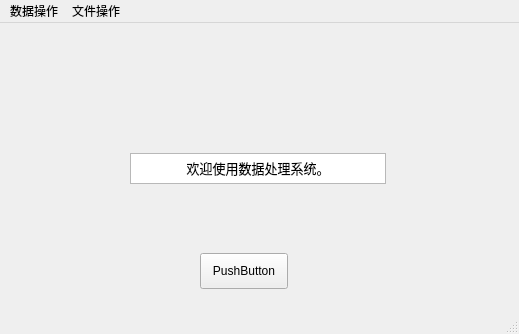
First picture: the form in mainwindow.ui, repository minortex/program_design_week, before the edit.
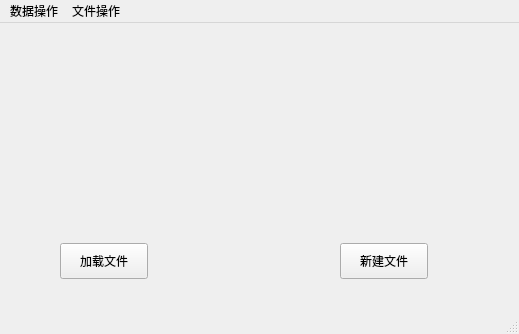
Second picture: the form after the edit.

Commit message: feat: add datarecord and change mainwindow layout

```diff
--- a/mainwindow.ui
+++ b/mainwindow.ui
@@ -14,37 +14,40 @@
    <string>MainWindow</string>
   </property>
   <widget class="QWidget" name="centralwidget">
-   <widget class="QTextBrowser" name="textBrowser">
-    <property name="geometry">
-     <rect>
-      <x>130</x>
-      <y>130</y>
-      <width>256</width>
-      <height>31</height>
-     </rect>
-    </property>
-    <property name="html">
-     <string>&lt;!DOCTYPE HTML PUBLIC &quot;-//W3C//DTD HTML 4.0//EN&quot; &quot;http://www.w3.org/TR/REC-html40/strict.dtd&quot;&gt;
-&lt;html&gt;&lt;head&gt;&lt;meta name=&quot;qrichtext&quot; content=&quot;1&quot; /&gt;&lt;meta charset=&quot;utf-8&quot; /&gt;&lt;style type=&quot;text/css&quot;&gt;
-p, li { white-space: pre-wrap; }
-hr { height: 1px; border-width: 0; }
-li.unchecked::marker { content: &quot;\2610&quot;; }
-li.checked::marker { content: &quot;\2612&quot;; }
-&lt;/style&gt;&lt;/head&gt;&lt;body style=&quot; font-family:'Noto Sans CJK HK'; font-size:10pt; font-weight:400; font-style:normal;&quot;&gt;
-&lt;p align=&quot;center&quot; style=&quot; margin-top:0px; margin-bottom:0px; margin-left:0px; margin-right:0px; -qt-block-indent:0; text-indent:0px;&quot;&gt;欢迎使用数据处理系统。&lt;/p&gt;&lt;/body&gt;&lt;/html&gt;</string>
-    </property>
-   </widget>
    <widget class="QPushButton" name="pushButton">
     <property name="geometry">
      <rect>
+      <x>60</x>
+      <y>220</y>
+      <width>88</width>
+      <height>36</height>
+     </rect>
+    </property>
+    <property name="text">
+     <string>加载文件</string>
+    </property>
+   </widget>
+   <widget class="QWidget" name="widget" native="true">
+    <property name="geometry">
+     <rect>
       <x>200</x>
-      <y>230</y>
+      <y>80</y>
+      <width>120</width>
+      <height>80</height>
+     </rect>
+    </property>
+   </widget>
+   <widget class="QPushButton" name="pushButton_2">
+    <property name="geometry">
+     <rect>
+      <x>340</x>
+      <y>220</y>
       <width>88</width>
       <height>36</height>
      </rect>
     </property>
     <property name="text">
-     <string>PushButton</string>
+     <string>新建文件</string>
     </property>
    </widget>
   </widget>
```
The commit also changes 6 other files.
